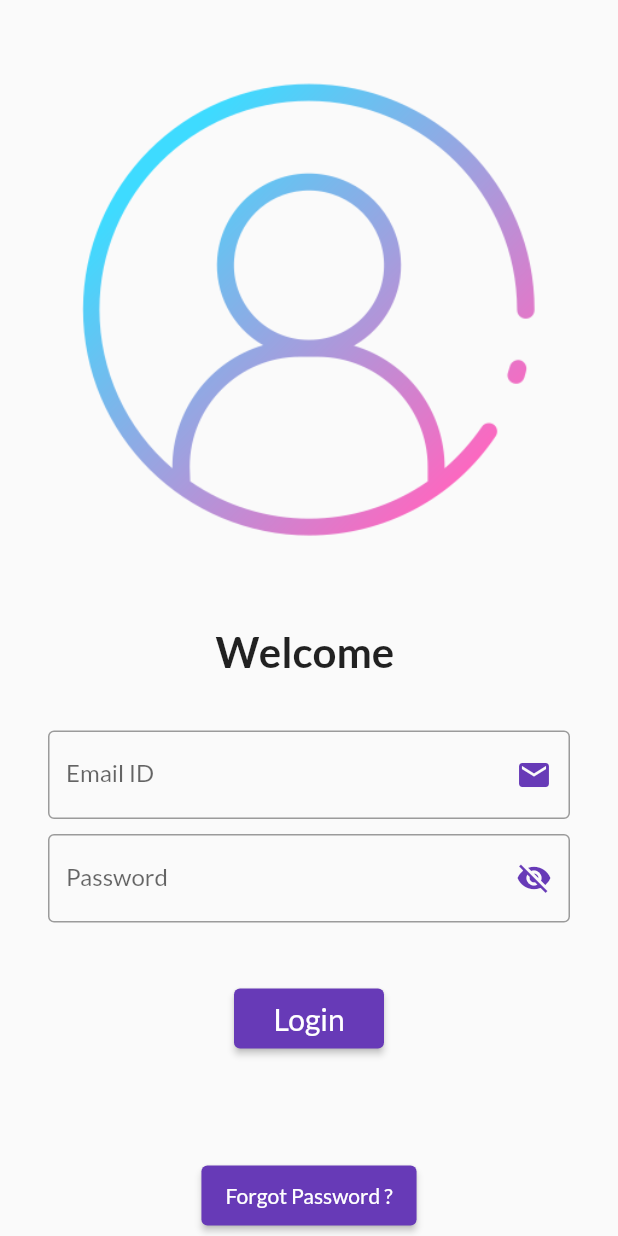
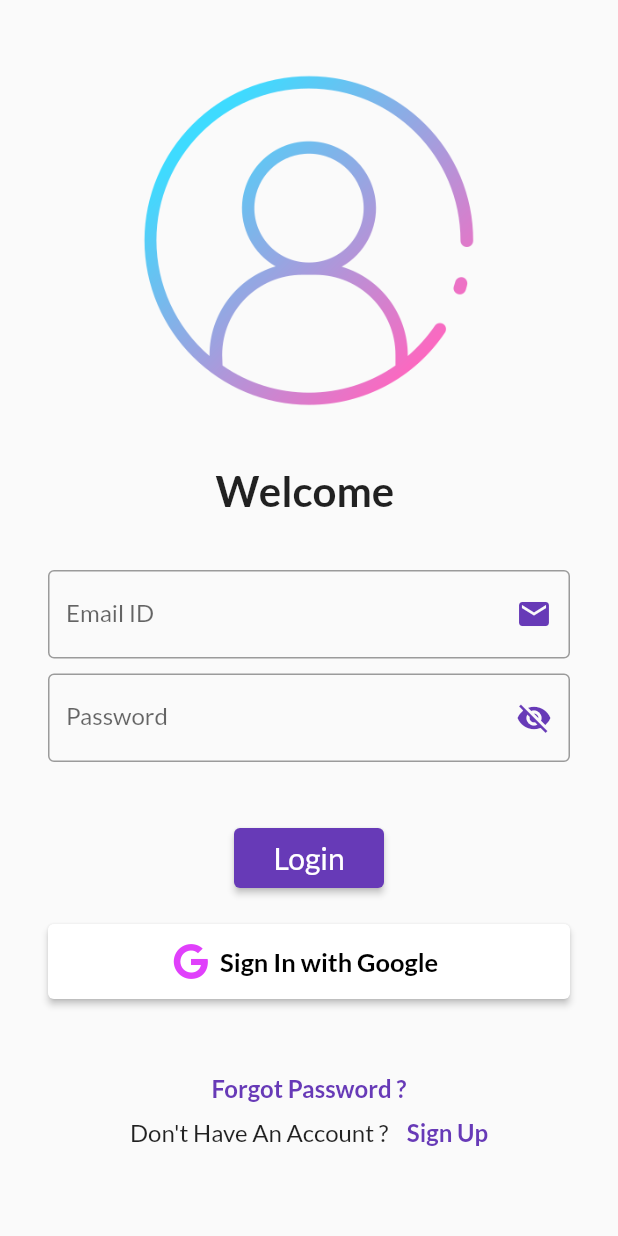
Before and after one commit to undertaj/Flutter-Task, a Flutter app: the screen it shows after launch, on a phone screen of 412 x 824 dp. Run offline on Flutter 3.47's test engine with Material 2 defaults, Android fonts, the phone set to English and light mode, and no system bars; our stand-ins replace firebase_auth, firebase_core, font_awesome_flutter, google_fonts, google_sign_in; accounts and stored records are empty.

Commit message:
problems in GsignIn

```diff
--- a/lib/main.dart
+++ b/lib/main.dart
@@ -1,14 +1,15 @@
-import 'package:cloud_firestore/cloud_firestore.dart';
 import 'package:firebase_auth/firebase_auth.dart';
 import 'package:flutter/material.dart';
 import 'package:google_fonts/google_fonts.dart';
 import 'package:my_app/pages/forgot_page.dart';
+import 'package:my_app/pages/googlesignin_page.dart';
 import 'package:my_app/pages/home_page.dart';
 import 'package:my_app/pages/login_page.dart';
 import 'package:my_app/pages/register_page.dart';
 import 'package:my_app/pages/verifyemail_page.dart';
 import 'package:my_app/utils/routes.dart';
 import 'package:firebase_core/firebase_core.dart';
+import 'package:provider/provider.dart';
 import '../utils/utils.dart';
 
 Future main() async{
@@ -58,4 +59,5 @@ class MyApp extends StatelessWidget {
             darkTheme: ThemeData(brightness: Brightness.dark)
 
     );
+
 }
--- a/lib/pages/login_page.dart
+++ b/lib/pages/login_page.dart
@@ -1,6 +1,9 @@
 import 'package:flutter/material.dart';
+import 'package:font_awesome_flutter/font_awesome_flutter.dart';
 import 'package:my_app/main.dart';
+import 'package:my_app/pages/googlesignin_page.dart';
 import 'package:my_app/pages/register_page.dart';
+import 'package:provider/provider.dart';
 import '../utils/routes.dart';
 import '../utils/utils.dart';
 import 'package:firebase_auth/firebase_auth.dart';
@@ -34,18 +37,16 @@ class _LoginPageState extends State<LoginPage> {
   }
 
     Widget build(BuildContext context) {
-
-
     return Scaffold(
         body: SingleChildScrollView(
           child: Column(
             children: [
+              SizedBox(height: 10,),
               Image.asset(
                 "assets/images/homepage_pic.png",
+                width: 300,
+                height: 300,
                 fit: BoxFit.cover,
-              ),
-              SizedBox(
-                height: 5.0,
               ),
               Text(
                 "Welcome $name",
@@ -54,9 +55,7 @@ class _LoginPageState extends State<LoginPage> {
                   fontWeight: FontWeight.bold,
                 ),
               ),
-              SizedBox(
-                height: 20.0,
-              ),
+              const SizedBox(height: 20.0,),
               Padding(
                 padding: const EdgeInsets.symmetric(vertical: 16.0, horizontal: 32.0),
                 child: Form(
@@ -115,13 +114,11 @@ class _LoginPageState extends State<LoginPage> {
                             else if(!RegExp(r'^(?=.*[A-Z])(?=.*[a-z])(?=.*[0-9])(?=.*[!@#$&*]).{8,15}$').hasMatch(value!)){
                               return 'Enter a Strong Password (Atleast one upperCase, one lowercase, one digit and one special character)';
                             }else {
-                              return 'Enter correct Password';
+                              return null;
                             }
                           }
                       ),// Password
-                      SizedBox(
-                        height: 40.0,
-                      ),
+                      SizedBox(height: 40.0,),
                       // InkWell(
                       //   onTap: () async {
                       //     if (formKey.currentState!.validate()) {
@@ -163,27 +160,40 @@ class _LoginPageState extends State<LoginPage> {
                           }
                           },
                           ),
-                      SizedBox(
-                          height: 70.0,
+                      const SizedBox(height: 20.0,),
+                      ElevatedButton.icon(
+                          label: const Text('Sign In with Google', style: TextStyle(fontWeight: FontWeight.bold, fontSize: 17)),
+                        style: ElevatedButton.styleFrom(
+                          backgroundColor: Colors.white,
+                          foregroundColor: Colors.black,
+                          minimumSize: const Size(double.infinity, 50)
+                        ),
+                          icon: const FaIcon(FontAwesomeIcons.google, color: Colors.purpleAccent,),
+                          onPressed: () {
+                            final provider = Provider.of<GoogleSignInPage>(context, listen: false);
+                                provider.GoogleSignInPage();
+                          },
+                      ),
+                      const SizedBox(height: 50.0,),
+                      InkWell(
+                          child: const Text("Forgot Password ?", style: TextStyle(fontSize: 16, color: Colors.deepPurple, fontWeight: FontWeight.bold),),
+                          onTap: () {
+                            Navigator.pushNamed(context, MyRoutes.forgotRoute);
+                          }
+                      ),
+                      const SizedBox(height: 10.0,),
+                      Row(
+                        mainAxisAlignment: MainAxisAlignment.center,
+                        children: [
+                          const Text("Don't Have An Account ?    ", style: TextStyle(fontSize: 16),),
+                          InkWell(
+                              child: const Text("Sign Up", style: TextStyle(fontSize: 16, color: Colors.deepPurple, fontWeight: FontWeight.bold),),
+                              onTap: () {
+                                Navigator.pushNamed(context, MyRoutes.registerRoute);
+                              }
                           ),
-                      ElevatedButton(
-                          child: Text("Forgot Password ?"),
-                          style: TextButton.styleFrom(minimumSize: Size(100, 40)),
-                          onPressed: () {
-                          Navigator.pushNamed(context, MyRoutes.forgotRoute);
-                          },
-                          ),
-                      SizedBox(
-                          height: 5.0,
-                          ),
-                      const Text("Don't Have An Account ?"),
-                      ElevatedButton(
-                        child: Text("Sign Up"),
-                        style: TextButton.styleFrom(minimumSize: Size(100, 40)),
-                        onPressed: () {
-                          Navigator.pushNamed(context, MyRoutes.registerRoute);
-                        },
-                      )
+                        ],
+                      ),
           ],
           ),
                 ),
--- a/lib/pages/verifyemail_page.dart
+++ b/lib/pages/verifyemail_page.dart
@@ -22,7 +22,7 @@ class _VerifyEmailPageState extends State<VerifyEmailPage> {
   void initState() {
     super.initState();
 
-    // user needa to be created before
+    // user needs to be created before
     isEmailVerified = FirebaseAuth.instance.currentUser!.emailVerified;
 
     if(!isEmailVerified) {
--- a/lib/utils/utils.dart
+++ b/lib/utils/utils.dart
@@ -6,7 +6,7 @@ class Utils {
   static showSnackBar(String? text) {
     if(text == null) return;
 
-    final snackBar = SnackBar(content: Text(text),backgroundColor: Colors.deepPurple, duration: const Duration(seconds: 2),);
+    final snackBar = SnackBar(content: Text(text),backgroundColor: Colors.deepPurple, duration: const Duration(seconds: 3),);
 
     messengerKey.currentState!
       ..removeCurrentSnackBar
```
Also changed, not shown: lib/pages/googlesignin_page.dart (added, +46 -0 lines), lib/pages/register_page.dart (+17 -15 lines), pubspec.yaml (+9 -0 lines), pubspec.lock, 2 other files. Lines whose indentation alone changed are shown as unchanged.
